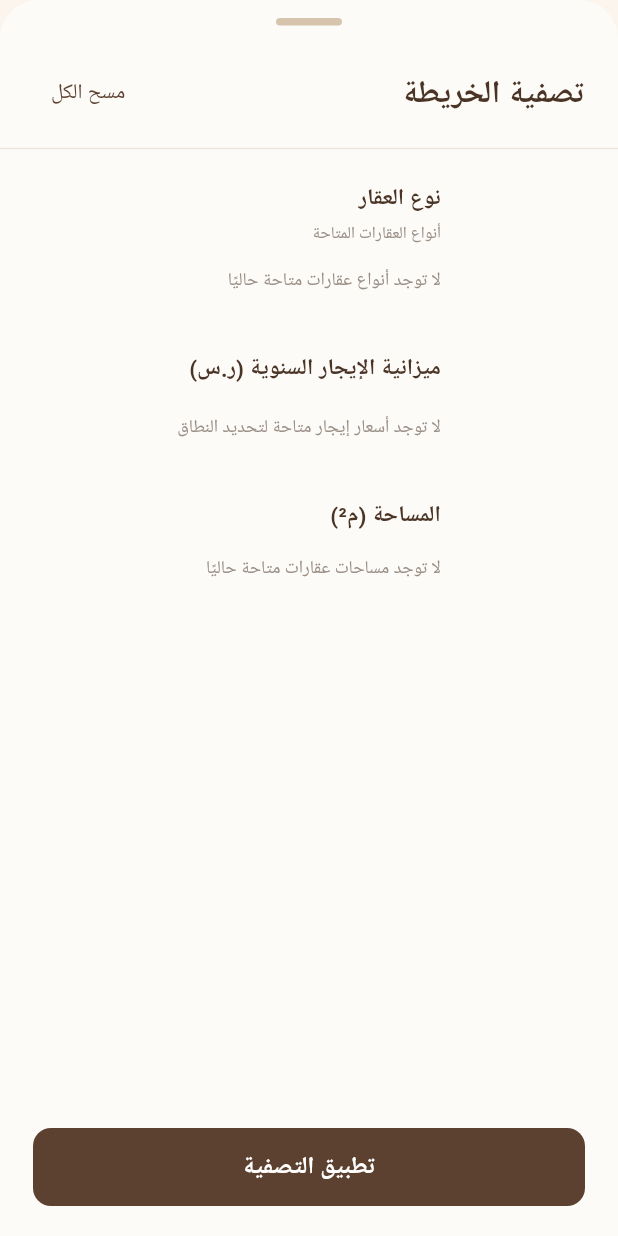
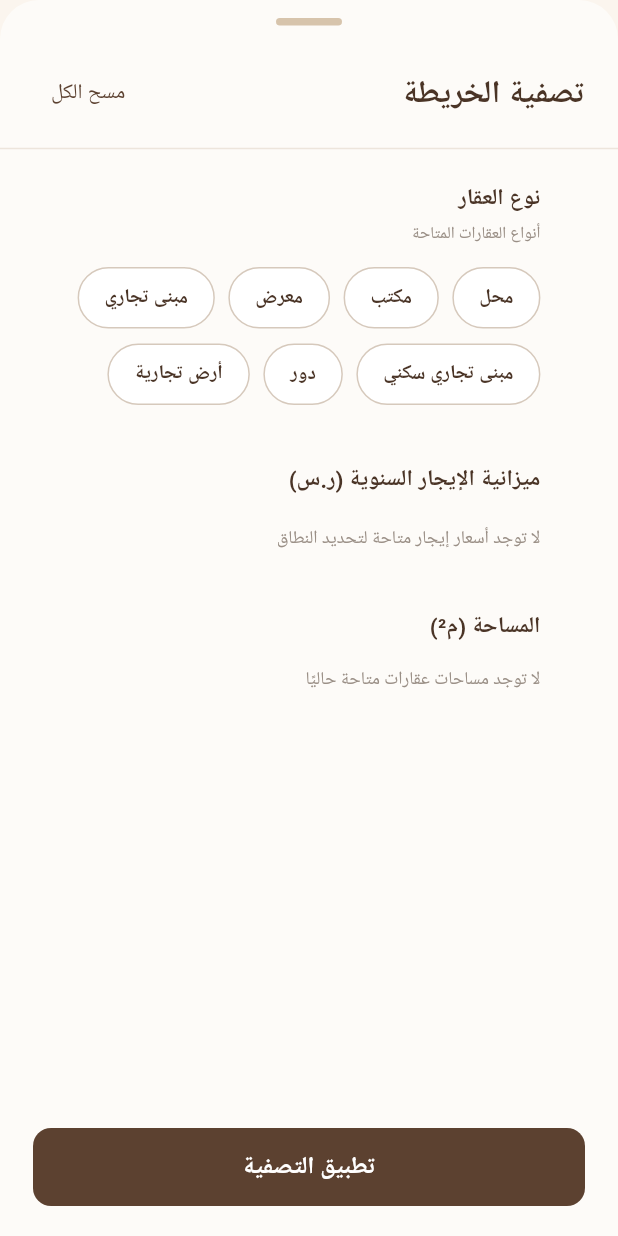
Before and after one commit to AlhanoufIB/2026-GP1-26, a Flutter app: the MapFilterSheet widget shown alone on an empty page, opened directly with empty values, on a phone screen of 412 x 824 dp. Run offline on Flutter 3.47's test engine with Material 3 defaults, Android fonts, the phone set to English and light mode, and no system bars; our stand-ins replace cloud_firestore, firebase_auth, firebase_core, flutter_map, google_fonts, image_picker and 1 more; missing offline and left inert: firebase_data_connect; accounts and stored records are empty.

Commit message:
Update map property type filters and chat screens

```diff
--- a/mullak/lib/screens/chat/chat_details_screen.dart
+++ b/mullak/lib/screens/chat/chat_details_screen.dart
@@ -275,7 +275,7 @@ class _ChatDetailsScreenState extends State<ChatDetailsScreen> {
       ScaffoldMessenger.of(context).showSnackBar(
         const SnackBar(
           content: Text(
-            'تعذر إرسال الرسالة. حاولي مرة أخرى.',
+            'تعذر إرسال الرسالة. حاول مرة أخرى.',
           ),
         ),
       );
@@ -455,7 +455,7 @@ class _ChatDetailsScreenState extends State<ChatDetailsScreen> {
           if (snapshot.hasError) {
             return const Center(
               child: Text(
-                'تعذر تحميل الرسائل. تحققي من الاتصال.',
+                'تعذر تحميل الرسائل. تحقق من الاتصال.',
                 style: TextStyle(
                   fontSize: 13,
                   color: AppColors.hint,
--- a/mullak/lib/screens/map/widgets/map_filter_sheet.dart
+++ b/mullak/lib/screens/map/widgets/map_filter_sheet.dart
@@ -71,14 +71,9 @@ class _MapFilterSheetState extends State<MapFilterSheet> {
   late RangeValues _priceRange;
 
   late double _maxPrice;
-  late List<String> _availableTypes;
   late Set<String> _availableAreaRanges;
 
-  static const Map<String, String> _typeLabels = {
-    PropertyType.shop: 'محل تجاري',
-    PropertyType.office: 'مكتب',
-    PropertyType.kiosk: 'كشك',
-  };
+  static const List<String> _propertyTypes = PropertyType.all;
 
   static const Map<String, String> _areaLabels = {
     'under50': 'أقل من 50',
@@ -95,7 +90,7 @@ class _MapFilterSheetState extends State<MapFilterSheet> {
 
     final initial = widget.initialFilters;
 
-    _selectedType = _availableTypes.contains(initial.propertyType)
+    _selectedType = _propertyTypes.contains(initial.propertyType)
         ? initial.propertyType
         : null;
 
@@ -121,13 +116,6 @@ class _MapFilterSheetState extends State<MapFilterSheet> {
         _maxPrice = price;
       }
     }
-
-    // Only property types that actually exist in Firebase.
-    _availableTypes = properties
-        .map((property) => property.propertyType)
-        .toSet()
-        .toList()
-      ..sort();
 
     // Only area categories containing available properties.
     _availableAreaRanges = {};
@@ -355,25 +343,14 @@ class _MapFilterSheetState extends State<MapFilterSheet> {
 
                     const SizedBox(height: 14),
 
-                    if (_availableTypes.isEmpty)
-                      const Text(
-                        'لا توجد أنواع عقارات متاحة حاليًا',
-                        style: TextStyle(
-                          fontSize: 12,
-                          color: AppColors.hint,
-                        ),
-                      )
-                    else
-                      Wrap(
-                        spacing: 9,
-                        runSpacing: 10,
-                        children: _availableTypes.map((type) {
-                          return _typeChip(
-                            _typeLabels[type] ?? type,
-                            type,
-                          );
-                        }).toList(),
-                      ),
+                    Wrap(
+                      spacing: 9,
+                      runSpacing: 10,
+                      children: [
+                        for (final type in _propertyTypes)
+                          _typeChip(PropertyType.labelOf(type), type),
+                      ],
+                    ),
 
                     const SizedBox(height: 38),
 
--- a/mullak/lib/services/chat_launcher.dart
+++ b/mullak/lib/services/chat_launcher.dart
@@ -80,7 +80,7 @@ class ChatLauncher {
       ScaffoldMessenger.of(context).showSnackBar(
         const SnackBar(
           content: Text(
-            'تعذر فتح المحادثة. تأكدي أن العقار موجود في قاعدة البيانات الحقيقية.',
+            'تعذر فتح المحادثة. تأكد أن العقار موجود في قاعدة البيانات الحقيقية.',
           ),
         ),
       );
```
